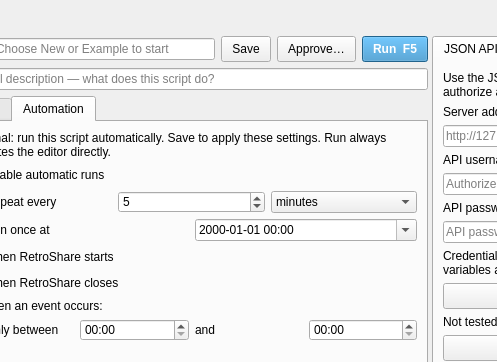
Qt form gui/Lua4RSWidget.ui (RetroShare/Lua4RS) before a commit; both pictures show x 424 to 921 and y 0 to 362 of the 1240 by 780 pixel window.
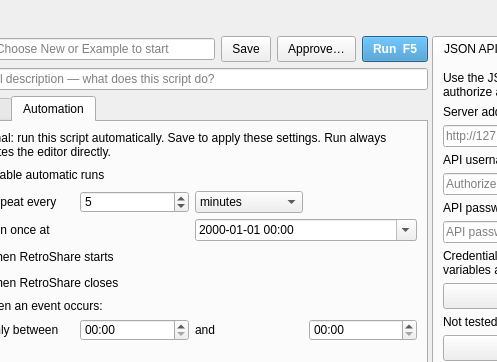
The same form after that commit. The open tabs and pages were chosen to show the change. Icons and pictures are not drawn. Custom widgets are drawn as their Qt base class.

```diff
--- a/gui/Lua4RSWidget.ui
+++ b/gui/Lua4RSWidget.ui
@@ -409,6 +409,13 @@
                       </item>
                      </widget>
                     </item>
+                    <item>
+                     <widget class="QLabel" name="lbl_everylastrun">
+                      <property name="enabled">
+                       <bool>false</bool>
+                      </property>
+                     </widget>
+                    </item>
                    </layout>
                   </item>
                   <item>
```
